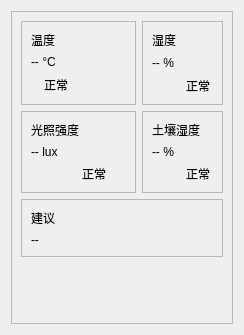
Old version of the form src/widget/HomePage/homepage.ui in the repository KaKaKaBu/GreenHouse.
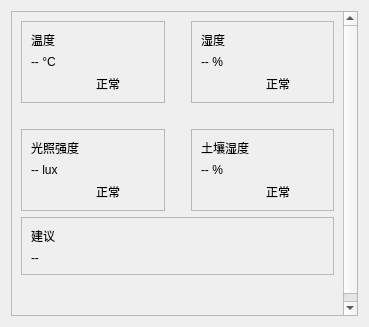
New version of the form. Icons and pictures are not drawn.

Patch:
```diff
--- a/src/widget/HomePage/homepage.ui
+++ b/src/widget/HomePage/homepage.ui
@@ -6,8 +6,8 @@
    <rect>
     <x>0</x>
     <y>0</y>
-    <width>244</width>
-    <height>335</height>
+    <width>369</width>
+    <height>327</height>
    </rect>
   </property>
   <layout class="QVBoxLayout" name="mainLayout">
@@ -21,13 +21,133 @@
        <rect>
         <x>0</x>
         <y>0</y>
-        <width>224</width>
-        <height>315</height>
+        <width>349</width>
+        <height>307</height>
        </rect>
       </property>
       <layout class="QVBoxLayout" name="scrollContentLayout">
        <item>
         <layout class="QGridLayout" name="gridLayout">
+         <item row="0" column="1">
+          <spacer name="horizontalSpacer">
+           <property name="orientation">
+            <enum>Qt::Horizontal</enum>
+           </property>
+           <property name="sizeType">
+            <enum>QSizePolicy::Fixed</enum>
+           </property>
+           <property name="sizeHint" stdset="0">
+            <size>
+             <width>20</width>
+             <height>20</height>
+            </size>
+           </property>
+          </spacer>
+         </item>
+         <item row="2" column="2">
+          <widget class="QFrame" name="soilCard">
+           <property name="frameShape">
+            <enum>QFrame::StyledPanel</enum>
+           </property>
+           <layout class="QVBoxLayout" name="soilCardLayout">
+            <item>
+             <layout class="QHBoxLayout" name="soilTitleLayout">
+              <item>
+               <widget class="QLabel" name="soilTitleLabel">
+                <property name="text">
+                 <string>土壤湿度</string>
+                </property>
+               </widget>
+              </item>
+              <item>
+               <widget class="QLabel" name="soilIcon">
+                <property name="pixmap">
+                 <pixmap>:/resources/soilhum.png</pixmap>
+                </property>
+               </widget>
+              </item>
+             </layout>
+            </item>
+            <item>
+             <widget class="QLabel" name="soilValue">
+              <property name="text">
+               <string>-- %</string>
+              </property>
+             </widget>
+            </item>
+            <item>
+             <layout class="QHBoxLayout" name="soilStatusLayout">
+              <item>
+               <widget class="QLabel" name="soilStatusIcon">
+                <property name="pixmap">
+                 <pixmap>:/resources/GreenPoint.png</pixmap>
+                </property>
+               </widget>
+              </item>
+              <item>
+               <widget class="QLabel" name="soilStatus">
+                <property name="text">
+                 <string>正常</string>
+                </property>
+               </widget>
+              </item>
+             </layout>
+            </item>
+           </layout>
+          </widget>
+         </item>
+         <item row="0" column="2">
+          <widget class="QFrame" name="humidityCard">
+           <property name="frameShape">
+            <enum>QFrame::StyledPanel</enum>
+           </property>
+           <layout class="QVBoxLayout" name="humidityCardLayout">
+            <item>
+             <layout class="QHBoxLayout" name="humTitleLayout">
+              <item>
+               <widget class="QLabel" name="humTitleLabel">
+                <property name="text">
+                 <string>湿度</string>
+                </property>
+               </widget>
+              </item>
+              <item>
+               <widget class="QLabel" name="humIcon">
+                <property name="pixmap">
+                 <pixmap>:/resources/hum.png</pixmap>
+                </property>
+               </widget>
+              </item>
+             </layout>
+            </item>
+            <item>
+             <widget class="QLabel" name="humidityValue">
+              <property name="text">
+               <string>-- %</string>
+              </property>
+             </widget>
+            </item>
+            <item>
+             <layout class="QHBoxLayout" name="humStatusLayout">
+              <item>
+               <widget class="QLabel" name="humStatusIcon">
+                <property name="pixmap">
+                 <pixmap>:/resources/GreenPoint.png</pixmap>
+                </property>
+               </widget>
+              </item>
+              <item>
+               <widget class="QLabel" name="humidityStatus">
+                <property name="text">
+                 <string>正常</string>
+                </property>
+               </widget>
+              </item>
+             </layout>
+            </item>
+           </layout>
+          </widget>
+         </item>
          <item row="0" column="0">
           <widget class="QFrame" name="tempCard">
            <property name="frameShape">
@@ -75,77 +195,12 @@
                 </property>
                </widget>
               </item>
-              <item>
-               <spacer name="tempSpacer">
-                <property name="orientation">
-                 <enum>Qt::Horizontal</enum>
-                </property>
-                <property name="sizeHint" stdset="0">
-                 <size>
-                  <width>40</width>
-                  <height>20</height>
-                 </size>
-                </property>
-               </spacer>
-              </item>
              </layout>
             </item>
            </layout>
           </widget>
          </item>
-         <item row="0" column="1">
-          <widget class="QFrame" name="humidityCard">
-           <property name="frameShape">
-            <enum>QFrame::StyledPanel</enum>
-           </property>
-           <layout class="QVBoxLayout" name="humidityCardLayout">
-            <item>
-             <layout class="QHBoxLayout" name="humTitleLayout">
-              <item>
-               <widget class="QLabel" name="humTitleLabel">
-                <property name="text">
-                 <string>湿度</string>
-                </property>
-               </widget>
-              </item>
-              <item>
-               <widget class="QLabel" name="humIcon">
-                <property name="pixmap">
-                 <pixmap>:/resources/hum.png</pixmap>
-                </property>
-               </widget>
-              </item>
-             </layout>
-            </item>
-            <item>
-             <widget class="QLabel" name="humidityValue">
-              <property name="text">
-               <string>-- %</string>
-              </property>
-             </widget>
-            </item>
-            <item>
-             <layout class="QHBoxLayout" name="humStatusLayout">
-              <item>
-               <widget class="QLabel" name="humStatusIcon">
-                <property name="pixmap">
-                 <pixmap>:/resources/GreenPoint.png</pixmap>
-                </property>
-               </widget>
-              </item>
-              <item>
-               <widget class="QLabel" name="humidityStatus">
-                <property name="text">
-                 <string>正常</string>
-                </property>
-               </widget>
-              </item>
-             </layout>
-            </item>
-           </layout>
-          </widget>
-         </item>
-         <item row="1" column="0">
+         <item row="2" column="0">
           <widget class="QFrame" name="lightCard">
            <property name="frameShape">
             <enum>QFrame::StyledPanel</enum>
@@ -198,56 +253,20 @@
           </widget>
          </item>
          <item row="1" column="1">
-          <widget class="QFrame" name="soilCard">
-           <property name="frameShape">
-            <enum>QFrame::StyledPanel</enum>
+          <spacer name="verticalSpacer">
+           <property name="orientation">
+            <enum>Qt::Vertical</enum>
            </property>
-           <layout class="QVBoxLayout" name="soilCardLayout">
-            <item>
-             <layout class="QHBoxLayout" name="soilTitleLayout">
-              <item>
-               <widget class="QLabel" name="soilTitleLabel">
-                <property name="text">
-                 <string>土壤湿度</string>
-                </property>
-               </widget>
-              </item>
-              <item>
-               <widget class="QLabel" name="soilIcon">
-                <property name="pixmap">
-                 <pixmap>:/resources/soilhum.png</pixmap>
-                </property>
-               </widget>
-              </item>
-             </layout>
-            </item>
-            <item>
-             <widget class="QLabel" name="soilValue">
-              <property name="text">
-               <string>-- %</string>
-              </property>
-             </widget>
-            </item>
-            <item>
-             <layout class="QHBoxLayout" name="soilStatusLayout">
-              <item>
-               <widget class="QLabel" name="soilStatusIcon">
-                <property name="pixmap">
-                 <pixmap>:/resources/GreenPoint.png</pixmap>
-                </property>
-               </widget>
-              </item>
-              <item>
-               <widget class="QLabel" name="soilStatus">
-                <property name="text">
-                 <string>正常</string>
-                </property>
-               </widget>
-              </item>
-             </layout>
-            </item>
-           </layout>
-          </widget>
+           <property name="sizeType">
+            <enum>QSizePolicy::Fixed</enum>
+           </property>
+           <property name="sizeHint" stdset="0">
+            <size>
+             <width>20</width>
+             <height>20</height>
+            </size>
+           </property>
+          </spacer>
          </item>
         </layout>
        </item>
@@ -282,6 +301,9 @@
          <property name="orientation">
           <enum>Qt::Vertical</enum>
          </property>
+         <property name="sizeType">
+          <enum>QSizePolicy::Fixed</enum>
+         </property>
          <property name="sizeHint" stdset="0">
           <size>
            <width>20</width>
```
